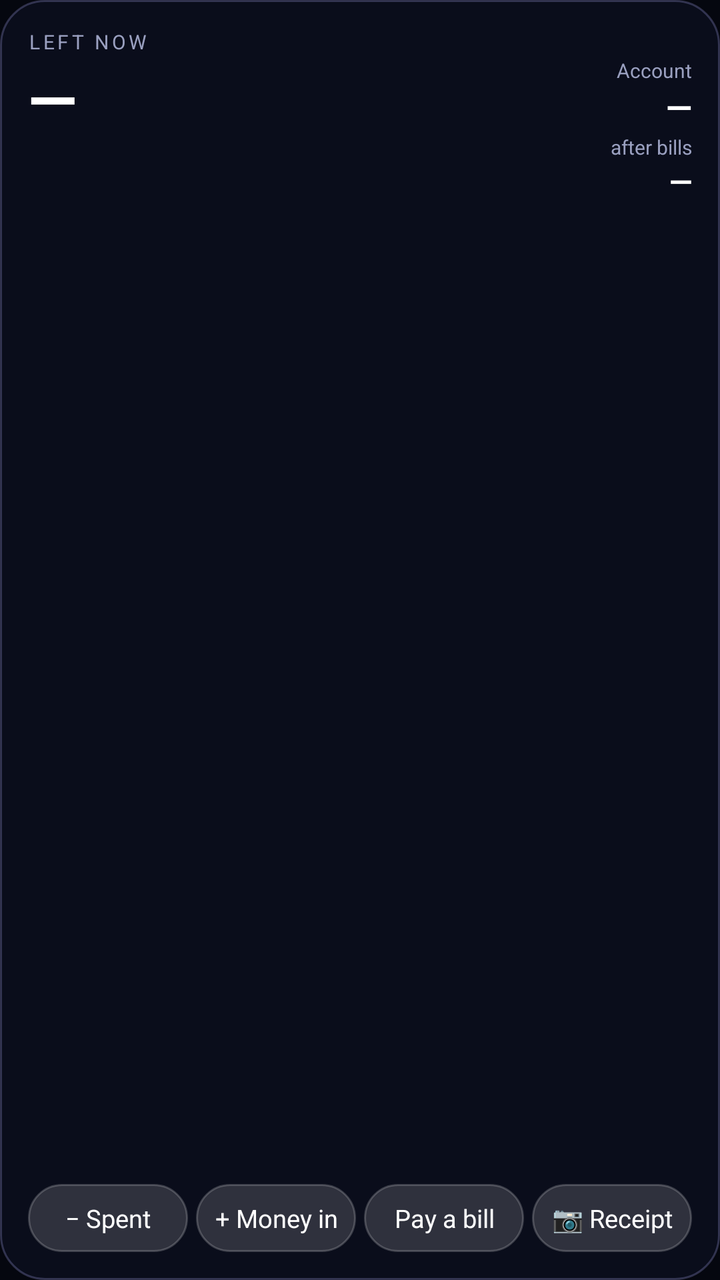
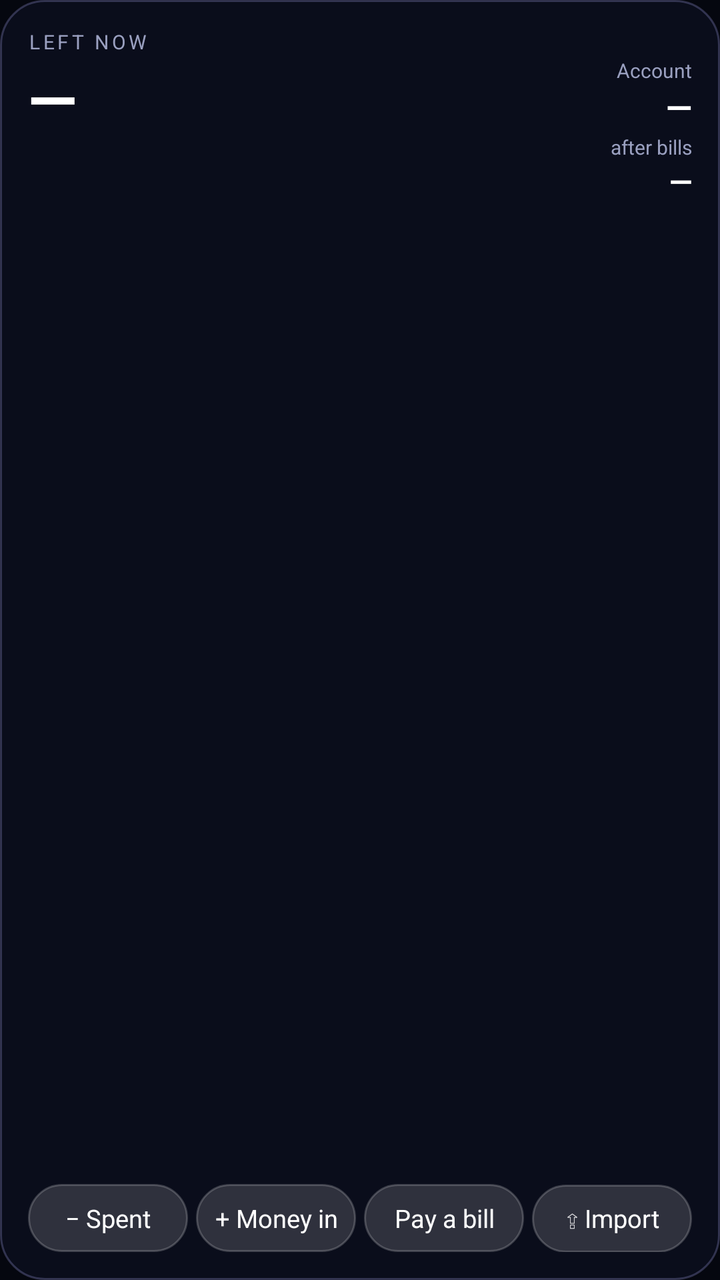

An Android layout rendered at two revisions. The XML below is the earlier revision; the diff shows what the commit changed to produce the second picture.
<!-- AndroidManifest.xml: application theme AppTheme -->
<!-- res/layout/w_money.xml -->
<?xml version="1.0" encoding="utf-8"?>
<LinearLayout xmlns:android="http://schemas.android.com/apk/res/android"
    android:layout_width="match_parent" android:layout_height="match_parent"
    android:orientation="vertical" android:background="@drawable/wbg" android:padding="14dp">
    <LinearLayout android:id="@+id/w_open" android:layout_width="match_parent" android:layout_height="wrap_content"
        android:orientation="horizontal" android:gravity="top">
        <LinearLayout android:layout_width="0dp" android:layout_height="wrap_content" android:layout_weight="1" android:orientation="vertical">
            <TextView android:id="@+id/w_lk" android:layout_width="wrap_content" android:layout_height="wrap_content"
                android:text="LEFT NOW" android:textSize="10sp" android:textColor="#9AA0C0" android:letterSpacing="0.15" />
            <TextView android:id="@+id/w_left" android:layout_width="wrap_content" android:layout_height="wrap_content"
                android:text="—" android:textSize="32sp" android:textStyle="bold" android:textColor="#FFFFFF" android:maxLines="1" />
            <TextView android:id="@+id/w_tier" android:layout_width="wrap_content" android:layout_height="wrap_content"
                android:textSize="11sp" android:textColor="#9AA0C0" android:maxLines="1" />
        </LinearLayout>
        <LinearLayout android:layout_width="wrap_content" android:layout_height="wrap_content" android:orientation="vertical" android:gravity="end">
            <TextView android:id="@+id/w_at" android:layout_width="wrap_content" android:layout_height="wrap_content"
                android:textSize="9sp" android:textColor="#6B7090" />
            <TextView android:id="@+id/w_kk" android:layout_width="wrap_content" android:layout_height="wrap_content"
                android:text="Account" android:textSize="10sp" android:textColor="#9AA0C0" android:layout_marginTop="2dp" />
            <TextView android:id="@+id/w_koho" android:layout_width="wrap_content" android:layout_height="wrap_content"
                android:text="—" android:textSize="17sp" android:textStyle="bold" android:textColor="#FFFFFF" />
            <TextView android:layout_width="wrap_content" android:layout_height="wrap_content"
                android:text="after bills" android:textSize="10sp" android:textColor="#9AA0C0" android:layout_marginTop="2dp" />
            <TextView android:id="@+id/w_after" android:layout_width="wrap_content" android:layout_height="wrap_content"
                android:text="—" android:textSize="15sp" android:textStyle="bold" android:textColor="#FFFFFF" />
        </LinearLayout>
    </LinearLayout>
    <TextView android:id="@+id/w_next" android:layout_width="match_parent" android:layout_height="wrap_content"
        android:textSize="12sp" android:textColor="#D8D4F0" android:maxLines="1" android:ellipsize="end" android:layout_marginTop="10dp" />
    <TextView android:id="@+id/w_low" android:layout_width="match_parent" android:layout_height="wrap_content"
        android:textSize="12sp" android:textColor="#D8D4F0" android:maxLines="1" android:ellipsize="end" />
    <FrameLayout android:layout_width="match_parent" android:layout_height="0dp" android:layout_weight="1" />
    <LinearLayout android:layout_width="match_parent" android:layout_height="wrap_content" android:orientation="horizontal" android:layout_marginTop="8dp">
        <TextView android:id="@+id/w_b1" android:layout_width="0dp" android:layout_height="34dp" android:layout_weight="1" android:layout_marginEnd="4dp"
            android:gravity="center" android:background="@drawable/wbtn" android:text="− Spent" android:textSize="12.5sp" android:textColor="#FFFFFF" android:maxLines="1" />
        <TextView android:id="@+id/w_b2" android:layout_width="0dp" android:layout_height="34dp" android:layout_weight="1" android:layout_marginEnd="4dp"
            android:gravity="center" android:background="@drawable/wbtn" android:text="+ Money in" android:textSize="12.5sp" android:textColor="#FFFFFF" android:maxLines="1" />
        <TextView android:id="@+id/w_b3" android:layout_width="0dp" android:layout_height="34dp" android:layout_weight="1" android:layout_marginEnd="4dp"
            android:gravity="center" android:background="@drawable/wbtn" android:text="Pay a bill" android:textSize="12.5sp" android:textColor="#FFFFFF" android:maxLines="1" />
        <TextView android:id="@+id/w_b4" android:layout_width="0dp" android:layout_height="34dp" android:layout_weight="1"
            android:gravity="center" android:background="@drawable/wbtn" android:text="📷 Receipt" android:textSize="12.5sp" android:textColor="#FFFFFF" android:maxLines="1" />
    </LinearLayout>
</LinearLayout>
<!-- resources referenced by this layout -->
<resources>
  <!-- drawable wbg (drawable) -->
  <?xml version="1.0" encoding="utf-8"?>
  <shape xmlns:android="http://schemas.android.com/apk/res/android" android:shape="rectangle">
      <solid android:color="#F20B0E1C" />
      <stroke android:width="1dp" android:color="#40AFAFFF" />
      <corners android:radius="22dp" />
  </shape>
  <!-- drawable wbtn (drawable) -->
  <?xml version="1.0" encoding="utf-8"?>
  <shape xmlns:android="http://schemas.android.com/apk/res/android" android:shape="rectangle">
      <solid android:color="#26FFFFFF" />
      <stroke android:width="1dp" android:color="#33FFFFFF" />
      <corners android:radius="99dp" />
  </shape>
  <style name="AppTheme" parent="@android:style/Theme.Material.NoActionBar">
          <item name="android:windowBackground">@color/rv_bg</item>
          <item name="android:colorBackground">@color/rv_bg</item>
          <item name="android:statusBarColor">@color/rv_bg</item>
          <item name="android:navigationBarColor">@color/rv_bg</item>
          <item name="android:colorAccent">#FFAFAFFF</item>
      </style>
  <color name="rv_bg">#FF05070F</color>
</resources>

<!-- the commit's change to res/layout/w_money.xml (unified diff, before → after) -->
@@ -38,6 +38,6 @@
         <TextView android:id="@+id/w_b3" android:layout_width="0dp" android:layout_height="34dp" android:layout_weight="1" android:layout_marginEnd="4dp"
             android:gravity="center" android:background="@drawable/wbtn" android:text="Pay a bill" android:textSize="12.5sp" android:textColor="#FFFFFF" android:maxLines="1" />
         <TextView android:id="@+id/w_b4" android:layout_width="0dp" android:layout_height="34dp" android:layout_weight="1"
-            android:gravity="center" android:background="@drawable/wbtn" android:text="📷 Receipt" android:textSize="12.5sp" android:textColor="#FFFFFF" android:maxLines="1" />
+            android:gravity="center" android:background="@drawable/wbtn" android:text="⇪ Import" android:textSize="12.5sp" android:textColor="#FFFFFF" android:maxLines="1" />
     </LinearLayout>
 </LinearLayout>
